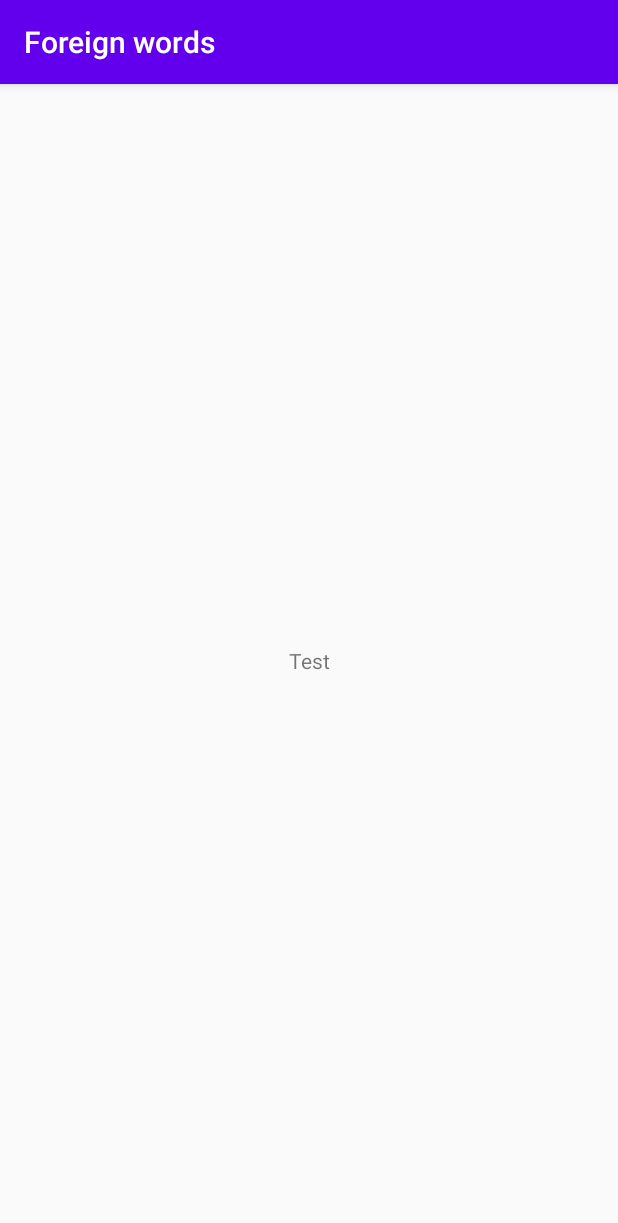
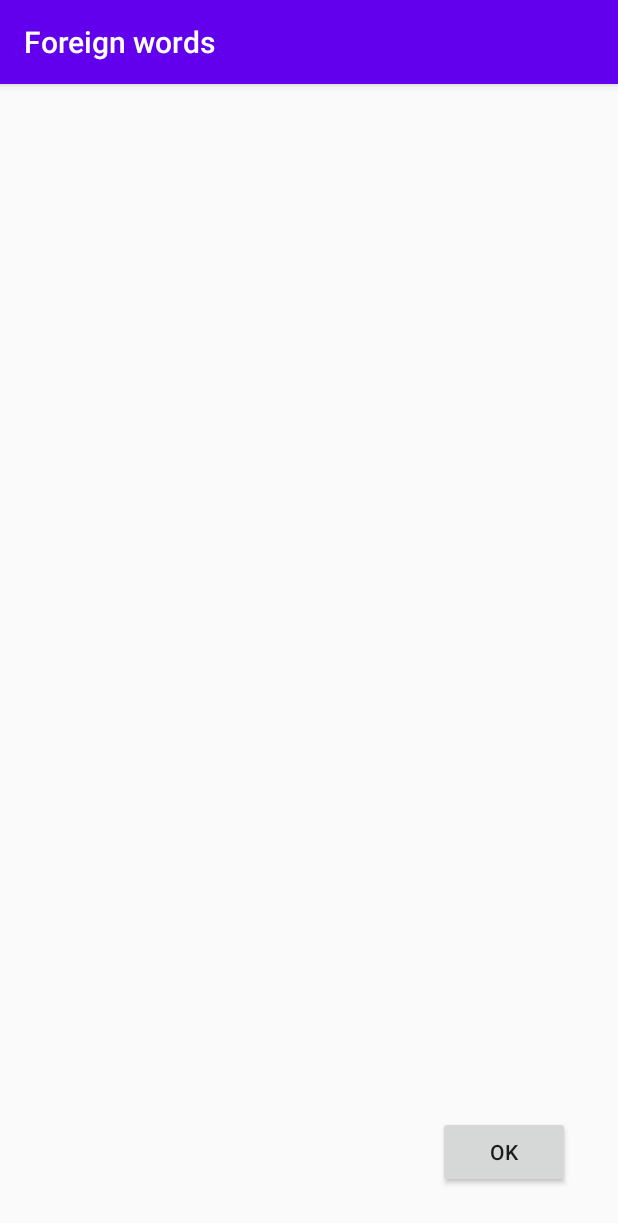
Before and after one commit to IvanAlekseevichPopov/foreignWordsApp, an Android app: the screen it shows after launch (MainActivity), on a phone screen of 412 x 824 dp. Shown: the top 1223 px of the screen. Run offline under Robolectric (Android 15) with nearby library versions, the phone set to English and light mode, and no system bars.

```diff
--- a/app/src/main/AndroidManifest.xml
+++ b/app/src/main/AndroidManifest.xml
@@ -1,6 +1,7 @@
 <?xml version="1.0" encoding="utf-8"?>
 <manifest xmlns:android="http://schemas.android.com/apk/res/android"
     package="com.ipopov.foreign_words">
+    <uses-permission android:name="android.permission.INTERNET" />
 
     <application
         android:allowBackup="true"
--- a/app/src/main/res/layout/activity_main.xml
+++ b/app/src/main/res/layout/activity_main.xml
@@ -6,13 +6,15 @@
     android:layout_height="match_parent"
     tools:context=".MainActivity">
 
-    <TextView
+    <Button
+        android:id="@+id/button"
         android:layout_width="wrap_content"
         android:layout_height="wrap_content"
-        android:text="Test"
+        android:layout_marginEnd="32dp"
+        android:layout_marginBottom="32dp"
+        android:onClick="addWordClick"
+        android:text="@android:string/ok"
         app:layout_constraintBottom_toBottomOf="parent"
-        app:layout_constraintLeft_toLeftOf="parent"
-        app:layout_constraintRight_toRightOf="parent"
-        app:layout_constraintTop_toTopOf="parent" />
+        app:layout_constraintEnd_toEndOf="parent" />
 
 </androidx.constraintlayout.widget.ConstraintLayout>
```
Also changed, not shown: app/build.gradle (+7 -0 lines), app/src/main/java/com/ipopov/foreign_words/MainActivity.java (+10 -0 lines), app/src/main/java/com/ipopov/foreign_words/api/ApiClient.java (added, +39 -0 lines), app/src/main/java/com/ipopov/foreign_words/api/WordsSearch.java (added, +13 -0 lines).
